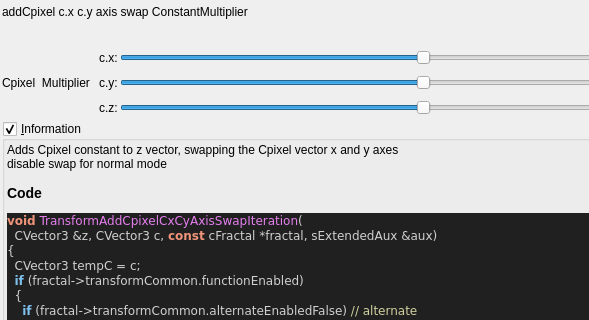
This is mandelbulber2/qt_data/fractal_transf_add_Cpixel_CxCy_axis_swap.ui in buddhi1980/mandelbulber2 as Qt 5 draws it before an edit; both pictures show x 0 to 589 and y 0 to 320 of the 871 by 681 pixel window. The edited form follows.
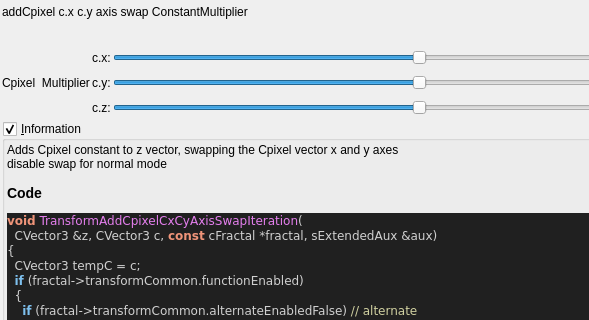
This is the edited form. Custom widgets are drawn as their Qt base class.

What changed in the file:
```diff
--- a/mandelbulber2/qt_data/fractal_transf_add_Cpixel_CxCy_axis_swap.ui
+++ b/mandelbulber2/qt_data/fractal_transf_add_Cpixel_CxCy_axis_swap.ui
@@ -178,7 +178,7 @@
      <item row="2" column="0" rowspan="3">
       <widget class="QLabel" name="label_108">
        <property name="text">
-        <string>Cpixel  Multiplier  </string>
+        <string>Cpixel  Multiplier</string>
        </property>
       </widget>
      </item>
```
